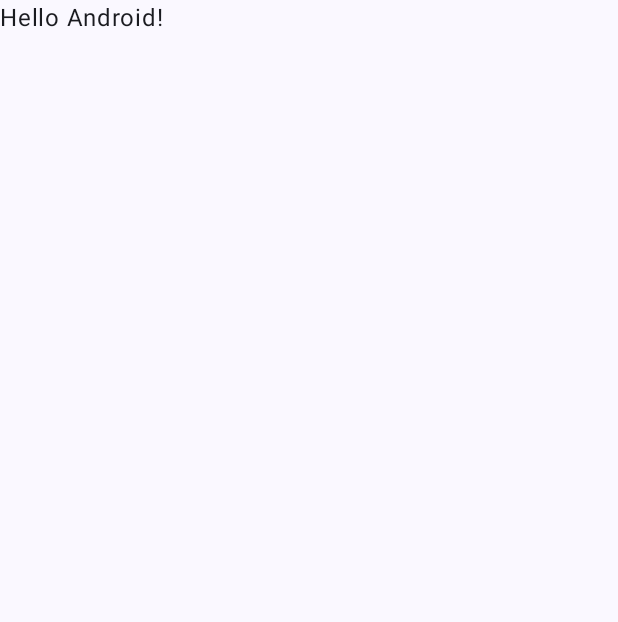
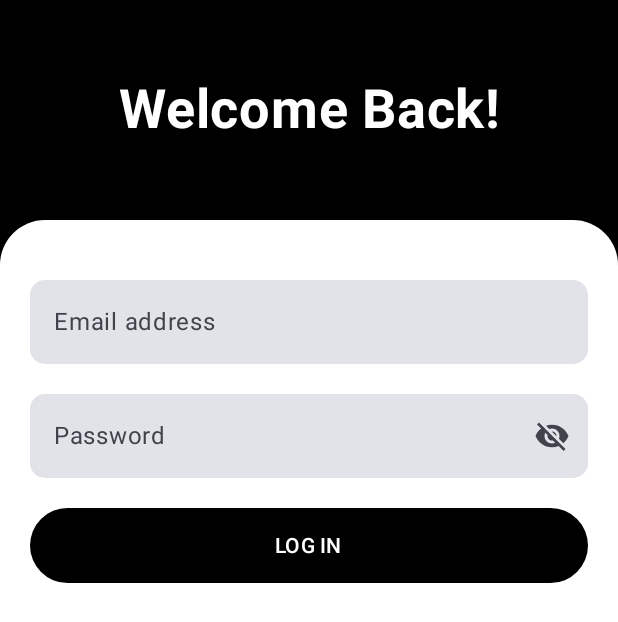
Before and after one commit to arthurpasztor/Tasky, an Android app built with Jetpack Compose: the screen it shows after launch (MainActivity), on a phone screen of 412 x 824 dp. Before the commit the part shown is almost empty. Shown: the top 622 px of the screen. Run offline under Robolectric (Android 15) with nearby library versions, the phone set to English and light mode, and no system bars.

Commit message:
Build Login UI

```diff
--- a/app/build.gradle.kts
+++ b/app/build.gradle.kts
@@ -56,6 +56,8 @@ dependencies {
     implementation("androidx.compose.ui:ui-graphics")
     implementation("androidx.compose.ui:ui-tooling-preview")
     implementation("androidx.compose.material3:material3")
+    implementation("androidx.lifecycle:lifecycle-viewmodel-compose:2.7.0")
+    implementation("androidx.compose.material:material-icons-extended:1.6.3")
     testImplementation("junit:junit:4.13.2")
     androidTestImplementation("androidx.test.ext:junit:1.1.5")
     androidTestImplementation("androidx.test.espresso:espresso-core:3.5.1")
--- a/app/src/main/java/com/example/tasky/MainActivity.kt
+++ b/app/src/main/java/com/example/tasky/MainActivity.kt
@@ -4,12 +4,10 @@ import android.os.Bundle
 import androidx.activity.ComponentActivity
 import androidx.activity.compose.setContent
 import androidx.compose.foundation.layout.fillMaxSize
-import androidx.compose.material3.MaterialTheme
 import androidx.compose.material3.Surface
-import androidx.compose.material3.Text
-import androidx.compose.runtime.Composable
 import androidx.compose.ui.Modifier
-import androidx.compose.ui.tooling.preview.Preview
+import com.example.tasky.auth.presentation.LoginComposable
+import com.example.tasky.ui.theme.BackgroundBlack
 import com.example.tasky.ui.theme.TaskyTheme
 
 class MainActivity : ComponentActivity() {
@@ -17,27 +15,10 @@ class MainActivity : ComponentActivity() {
         super.onCreate(savedInstanceState)
         setContent {
             TaskyTheme {
-                // A surface container using the 'background' color from the theme
-                Surface(modifier = Modifier.fillMaxSize(), color = MaterialTheme.colorScheme.background) {
-                    Greeting("Android")
+                Surface(modifier = Modifier.fillMaxSize(), color = BackgroundBlack) {
+                    LoginComposable()
                 }
             }
         }
     }
 }
-
-@Composable
-fun Greeting(name: String, modifier: Modifier = Modifier) {
-    Text(
-        text = "Hello $name!",
-        modifier = modifier
-    )
-}
-
-@Preview(showBackground = true)
-@Composable
-fun GreetingPreview() {
-    TaskyTheme {
-        Greeting("Android")
-    }
-}
--- /dev/null
+++ b/app/src/main/java/com/example/tasky/auth/domain/LoginViewModel.kt
@@ -0,0 +1,29 @@
+package com.example.tasky.auth.domain
+
+import androidx.compose.runtime.getValue
+import androidx.compose.runtime.mutableStateOf
+import androidx.compose.runtime.setValue
+import androidx.lifecycle.ViewModel
+import com.example.tasky.auth.presentation.isEmailValid
+
+class LoginViewModel : ViewModel() {
+
+    var emailText by mutableStateOf("")
+        private set
+    var passwordText by mutableStateOf("")
+        private set
+
+    fun updateEmail(new: String) {
+        emailText = new
+    }
+
+    fun isEmailValid() = emailText.isEmailValid()
+
+    fun updatePassword(new: String) {
+        passwordText = new
+    }
+
+    fun logIn() {
+        // TODO implement
+    }
+}
--- /dev/null
+++ b/app/src/main/java/com/example/tasky/auth/presentation/AuthComposable.kt
@@ -0,0 +1,167 @@
+package com.example.tasky.auth.presentation
+
+import androidx.compose.foundation.layout.fillMaxWidth
+import androidx.compose.foundation.layout.height
+import androidx.compose.foundation.layout.padding
+import androidx.compose.foundation.shape.RoundedCornerShape
+import androidx.compose.foundation.text.KeyboardOptions
+import androidx.compose.material.icons.Icons
+import androidx.compose.material.icons.filled.Check
+import androidx.compose.material.icons.filled.Visibility
+import androidx.compose.material.icons.filled.VisibilityOff
+import androidx.compose.material3.Button
+import androidx.compose.material3.ButtonDefaults
+import androidx.compose.material3.Icon
+import androidx.compose.material3.IconButton
+import androidx.compose.material3.Text
+import androidx.compose.material3.TextField
+import androidx.compose.material3.TextFieldDefaults
+import androidx.compose.runtime.Composable
+import androidx.compose.runtime.getValue
+import androidx.compose.runtime.mutableStateOf
+import androidx.compose.runtime.saveable.rememberSaveable
+import androidx.compose.runtime.setValue
+import androidx.compose.ui.Modifier
+import androidx.compose.ui.draw.clip
+import androidx.compose.ui.graphics.Color
+import androidx.compose.ui.res.dimensionResource
+import androidx.compose.ui.res.stringResource
+import androidx.compose.ui.text.font.FontWeight
+import androidx.compose.ui.text.input.KeyboardType
+import androidx.compose.ui.text.input.PasswordVisualTransformation
+import androidx.compose.ui.text.input.VisualTransformation
+import androidx.compose.ui.text.style.TextAlign
+import androidx.compose.ui.tooling.preview.Preview
+import androidx.compose.ui.unit.dp
+import androidx.compose.ui.unit.sp
+import com.example.tasky.R
+import com.example.tasky.ui.theme.BackgroundBlack
+import com.example.tasky.ui.theme.CheckmarkGreen
+import java.util.Locale
+
+@Preview
+@Composable
+fun AuthenticationTitleComposable(title: String = "Welcome Back!") {
+    val verticalPadding = dimensionResource(R.dimen.padding_52)
+    val fontSize = dimensionResource(R.dimen.font_size_36).value.sp
+
+    Text(
+        text = title,
+        textAlign = TextAlign.Center,
+        fontWeight = FontWeight.Bold,
+        fontSize = fontSize,
+        modifier = Modifier
+            .fillMaxWidth()
+            .padding(vertical = verticalPadding),
+        color = Color.White
+    )
+}
+
+@Preview
+@Composable
+fun EmailTextField(
+    modifier: Modifier = Modifier,
+    input: String = "",
+    label: String = "Email address",
+    isValid: () -> Boolean = { true },
+    updateInputState: (String) -> Unit = {}
+) {
+    val emailCheckIcon: @Composable (() -> Unit) =
+        {
+            Icon(
+                imageVector = Icons.Default.Check,
+                contentDescription = "checkIcon",
+                tint = CheckmarkGreen
+            )
+        }
+
+    val horizontalPadding = dimensionResource(R.dimen.padding_20)
+    val cornerRadius = dimensionResource(R.dimen.radius_10)
+
+    TextField(
+        modifier = modifier
+            .fillMaxWidth()
+            .padding(start = horizontalPadding, end = horizontalPadding)
+            .clip(RoundedCornerShape(cornerRadius, cornerRadius, cornerRadius, cornerRadius)),
+        value = input,
+        onValueChange = updateInputState,
+        label = { Text(text = label) },
+        trailingIcon = if (isValid()) emailCheckIcon else null,
+        keyboardOptions = KeyboardOptions(keyboardType = KeyboardType.Email),
+        singleLine = true,
+        colors = TextFieldDefaults.colors(
+            focusedIndicatorColor = Color.Transparent,
+            disabledIndicatorColor = Color.Transparent,
+            unfocusedIndicatorColor = Color.Transparent
+        )
+    )
+}
+
+@Preview
+@Composable
+fun PasswordTextField(
+    modifier: Modifier = Modifier,
+    input: String = "",
+    updateInputState: (String) -> Unit = {}
+) {
+    var passwordVisible by rememberSaveable { mutableStateOf(false) }
+
+    val horizontalPadding = dimensionResource(R.dimen.padding_20)
+    val cornerRadius = dimensionResource(R.dimen.radius_10)
+
+    TextField(
+        modifier = modifier
+            .fillMaxWidth()
+            .padding(start = horizontalPadding, end = horizontalPadding)
+            .clip(RoundedCornerShape(cornerRadius, cornerRadius, cornerRadius, cornerRadius)),
+        value = input,
+        onValueChange = updateInputState,
+        label = { Text(text = stringResource(R.string.password)) },
+        trailingIcon = {
+            val image = if (passwordVisible)
+                Icons.Filled.Visibility
+            else Icons.Filled.VisibilityOff
+
+            val description = if (passwordVisible) "Hide password" else "Show password"
+            IconButton(onClick = { passwordVisible = !passwordVisible }) {
+                Icon(imageVector = image, description)
+            }
+        },
+        visualTransformation = if (passwordVisible) VisualTransformation.None else PasswordVisualTransformation(),
+        keyboardOptions = KeyboardOptions(keyboardType = KeyboardType.Password),
+        singleLine = true,
+        colors = TextFieldDefaults.colors(
+            focusedIndicatorColor = Color.Transparent,
+            disabledIndicatorColor = Color.Transparent,
+            unfocusedIndicatorColor = Color.Transparent
+        )
+    )
+}
+
+@Preview
+@Composable
+fun ActionButton(
+    modifier: Modifier = Modifier,
+    text: String = "Log in",
+    action: () -> Unit = {}
+) {
+    val horizontalPadding = dimensionResource(R.dimen.padding_20)
+    val cornerRadius = dimensionResource(R.dimen.radius_30)
+    val fontSize = dimensionResource(R.dimen.font_size_14).value.sp
+
+    Button(
+        modifier = modifier
+            .fillMaxWidth()
+            .height(50.dp)
+            .padding(start = horizontalPadding, end = horizontalPadding),
+        onClick = { action.invoke() },
+        colors = ButtonDefaults.buttonColors(containerColor = BackgroundBlack),
+        shape = RoundedCornerShape(cornerRadius)
+    ) {
+        Text(
+            text = text.uppercase(Locale.getDefault()),
+            color = Color.White,
+            fontSize = fontSize
+        )
+    }
+}
--- /dev/null
+++ b/app/src/main/java/com/example/tasky/auth/presentation/LoginComposable.kt
@@ -0,0 +1,58 @@
+package com.example.tasky.auth.presentation
+
+import androidx.compose.foundation.background
+import androidx.compose.foundation.layout.Column
+import androidx.compose.foundation.layout.fillMaxSize
+import androidx.compose.foundation.layout.padding
+import androidx.compose.foundation.shape.RoundedCornerShape
+import androidx.compose.runtime.Composable
+import androidx.compose.ui.Modifier
+import androidx.compose.ui.draw.clip
+import androidx.compose.ui.res.dimensionResource
+import androidx.compose.ui.res.stringResource
+import androidx.compose.ui.tooling.preview.Preview
+import androidx.compose.ui.unit.dp
+import androidx.lifecycle.viewmodel.compose.viewModel
+import com.example.tasky.R
+import com.example.tasky.auth.domain.LoginViewModel
+import com.example.tasky.ui.theme.BackgroundBlack
+import com.example.tasky.ui.theme.BackgroundWhite
+
+@Preview
+@Composable
+fun LoginComposable(viewModel: LoginViewModel = viewModel()) {
+    val cornerRadius = dimensionResource(R.dimen.radius_30)
+
+    Column(
+        modifier = Modifier
+            .fillMaxSize()
+            .background(BackgroundBlack)
+    ) {
+        AuthenticationTitleComposable(stringResource(R.string.welcome_back))
+        Column(
+            modifier = Modifier
+                .fillMaxSize()
+                .clip(RoundedCornerShape(cornerRadius, cornerRadius, 0.dp, 0.dp))
+                .background(BackgroundWhite)
+        ) {
+            EmailTextField(
+                modifier = Modifier.padding(top = dimensionResource(R.dimen.padding_40)),
+                input = viewModel.emailText,
+                label = stringResource(R.string.email),
+                isValid = { viewModel.isEmailValid() },
+                updateInputState = { viewModel.updateEmail(it) }
+            )
+            PasswordTextField(
+                modifier = Modifier.padding(top = dimensionResource(R.dimen.padding_20)),
+                input = viewModel.passwordText,
+                updateInputState = { viewModel.updatePassword(it) }
+            )
+            ActionButton(
+                modifier = Modifier.padding(top = dimensionResource(R.dimen.padding_20)),
+                text = stringResource(R.string.log_in)
+            ) {
+                viewModel.logIn()
+            }
+        }
+    }
+}
--- /dev/null
+++ b/app/src/main/java/com/example/tasky/auth/presentation/Utils.kt
@@ -0,0 +1,5 @@
+package com.example.tasky.auth.presentation
+
+import android.util.Patterns
+
+fun String.isEmailValid() = Patterns.EMAIL_ADDRESS.matcher(this).matches()
--- a/app/src/main/java/com/example/tasky/ui/theme/Color.kt
+++ b/app/src/main/java/com/example/tasky/ui/theme/Color.kt
@@ -9,3 +9,8 @@ val Pink80 = Color(0xFFEFB8C8)
 val Purple40 = Color(0xFF6650a4)
 val PurpleGrey40 = Color(0xFF625b71)
 val Pink40 = Color(0xFF7D5260)
+
+val BackgroundBlack = Color.Black
+val BackgroundWhite = Color.White
+
+val CheckmarkGreen = Color(0xFF128D0F)
--- /dev/null
+++ b/app/src/main/res/values/dimen.xml
@@ -0,0 +1,13 @@
+<?xml version="1.0" encoding="utf-8"?>
+<resources>
+
+    <dimen name="padding_20">20dp</dimen>
+    <dimen name="padding_40">40dp</dimen>
+    <dimen name="padding_52">52dp</dimen>
+
+    <dimen name="radius_10">10dp</dimen>
+    <dimen name="radius_30">30dp</dimen>
+
+    <dimen name="font_size_14">14sp</dimen>
+    <dimen name="font_size_36">36sp</dimen>
+</resources>
--- a/app/src/main/res/values/strings.xml
+++ b/app/src/main/res/values/strings.xml
@@ -1,3 +1,8 @@
 <resources>
     <string name="app_name">Tasky</string>
+
+    <string name="welcome_back">Welcome Back!</string>
+    <string name="email">Email address</string>
+    <string name="password">Password</string>
+    <string name="log_in">Log in</string>
 </resources>
```
